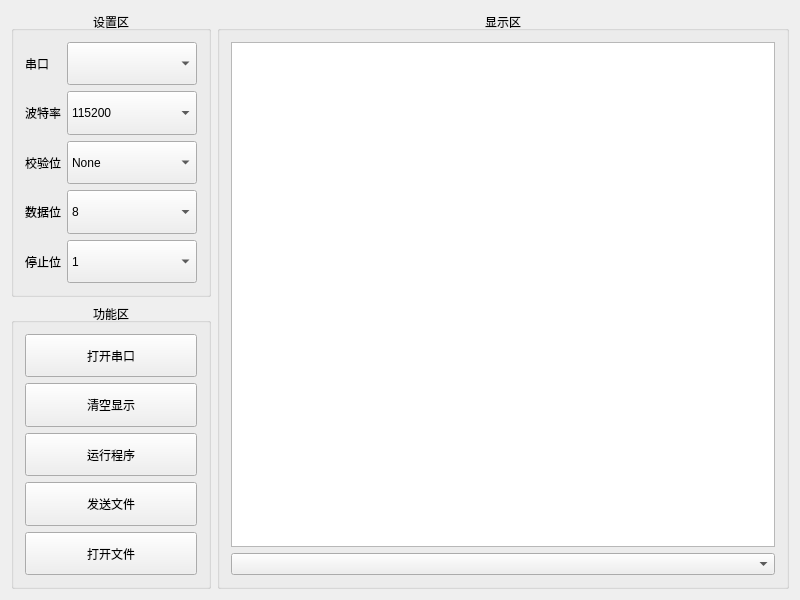
Old version of the form CWinFlash.ui in the repository link8001/aip-flash.
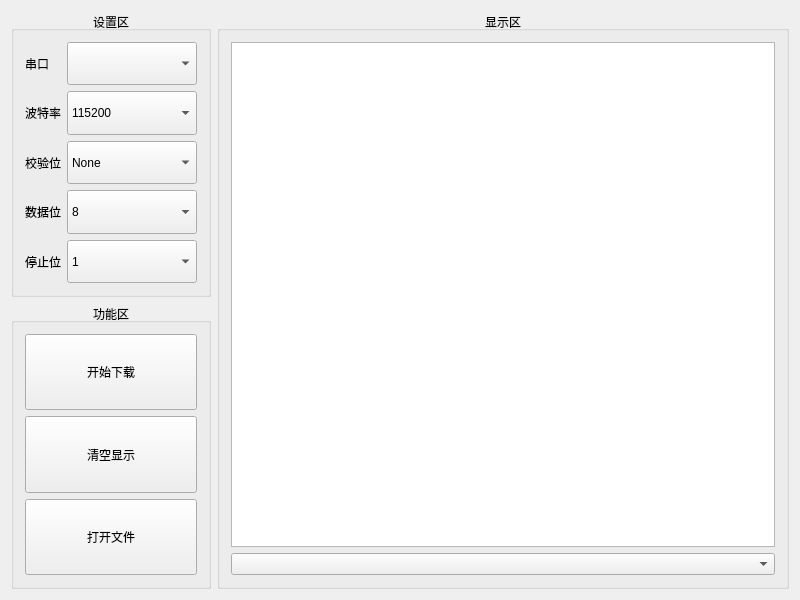
New version of the form.

Diff of the .ui file:
```diff
--- a/CWinFlash.ui
+++ b/CWinFlash.ui
@@ -218,7 +218,7 @@
             </sizepolicy>
            </property>
            <property name="text">
-            <string>打开串口</string>
+            <string>开始下载</string>
            </property>
           </widget>
          </item>
@@ -235,32 +235,6 @@
            </property>
           </widget>
          </item>
-         <item>
-          <widget class="QPushButton" name="KeyRun">
-           <property name="sizePolicy">
-            <sizepolicy hsizetype="Minimum" vsizetype="Expanding">
-             <horstretch>0</horstretch>
-             <verstretch>0</verstretch>
-            </sizepolicy>
-           </property>
-           <property name="text">
-            <string>运行程序</string>
-           </property>
-          </widget>
-         </item>
-         <item>
-          <widget class="QPushButton" name="KeySend">
-           <property name="sizePolicy">
-            <sizepolicy hsizetype="Minimum" vsizetype="Expanding">
-             <horstretch>0</horstretch>
-             <verstretch>0</verstretch>
-            </sizepolicy>
-           </property>
-           <property name="text">
-            <string>发送文件</string>
-           </property>
-          </widget>
-         </item>
          <item>
           <widget class="QPushButton" name="KeyFile">
            <property name="sizePolicy">
```
Left out of the diff: 5 changed lines with no effect on the pictures.
